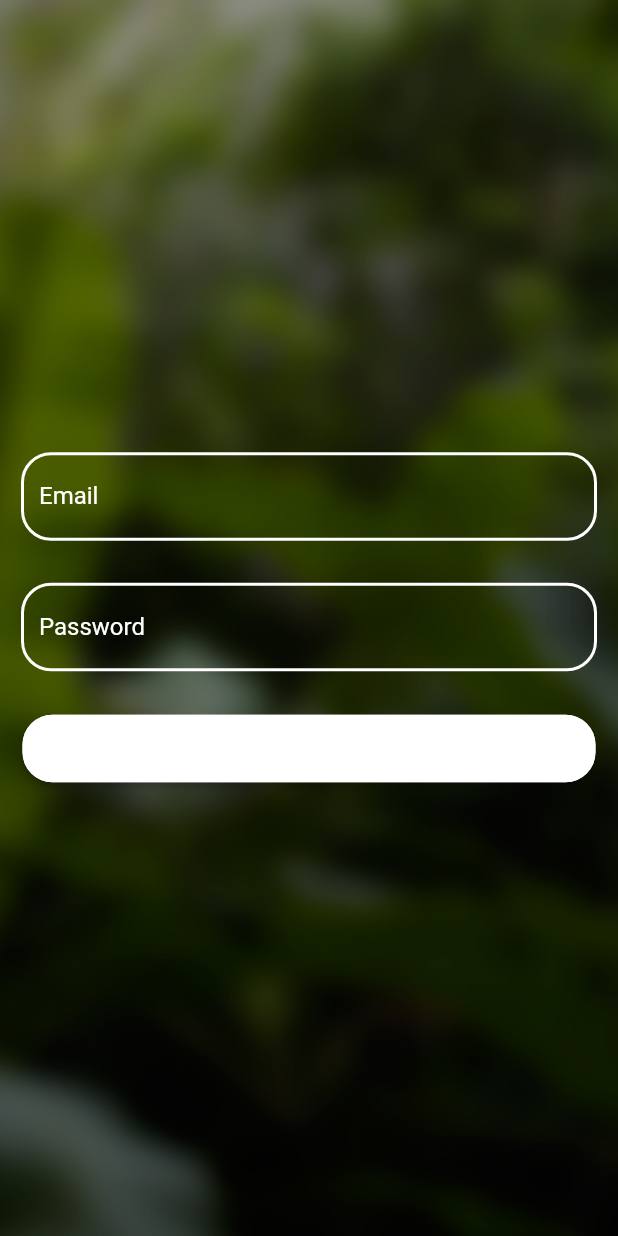
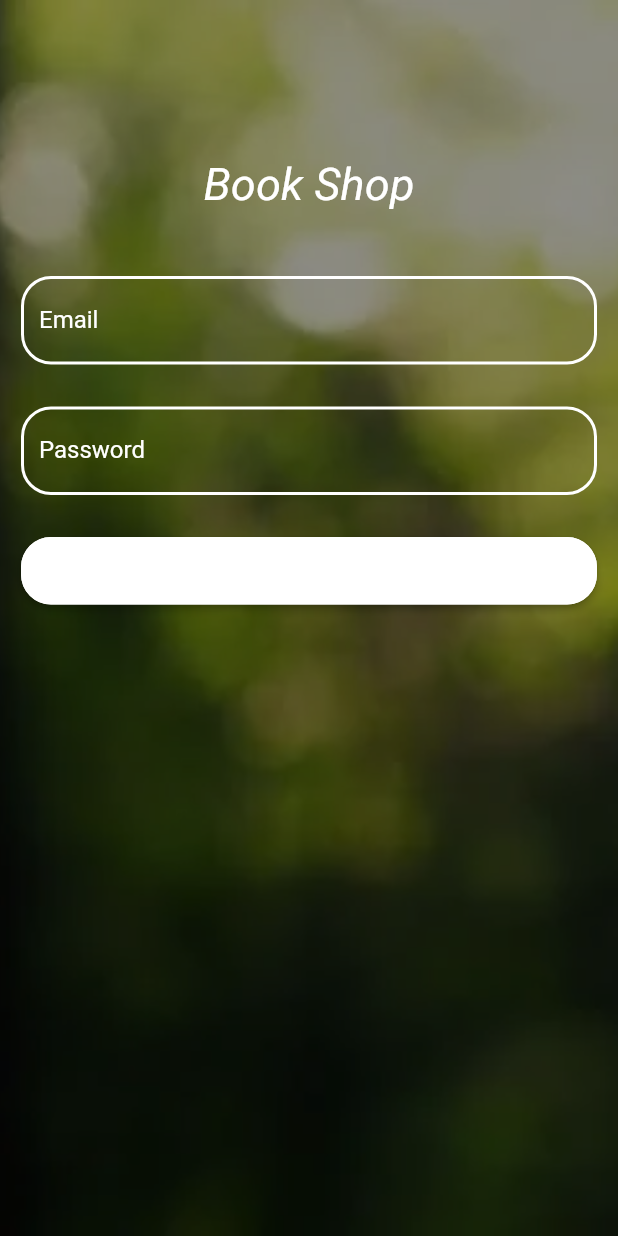
Before and after one commit to Jpsouza3/App-Livros---TCC, a Flutter app: the screen it shows after launch, on a phone screen of 412 x 824 dp. Run offline on Flutter 3.47's test engine with Material 2 defaults, Android fonts, the phone set to English and light mode, and no system bars.

Commit message:
em andamento

```diff
--- a/lib/LoginPage.dart
+++ b/lib/LoginPage.dart
@@ -1,7 +1,9 @@
+// ignore_for_file: non_constant_identifier_names, prefer_const_constructors
+
 import 'package:flutter/material.dart';
 
 
-import 'HomePage.dart';
+import 'Home.dart';
 
 
 class LoginPage extends StatelessWidget {
@@ -13,9 +15,15 @@ class LoginPage extends StatelessWidget {
     return Scaffold(
       body:Stack(
       children: [
-        SizedBox(
-          height: MediaQuery.of(context).size.height,
-          child: Image.asset('assets/jungle.jpg' , fit: BoxFit.cover)
+
+        Container(
+          decoration: BoxDecoration(
+            image: DecorationImage(
+              image: AssetImage('assets/jungle.jpg'),
+              fit: BoxFit.cover,
+              colorFilter: ColorFilter.mode(Colors.black45, BlendMode.darken)
+            )
+          ),
         ),
         Body()
       ],
@@ -33,12 +41,30 @@ class Body extends StatelessWidget {
     return Container(
       width: double.infinity,
       height: double.infinity,
-      child: Column(
+      child: ListView(
+        children: [
+           Column(
           mainAxisAlignment: MainAxisAlignment.center,
           crossAxisAlignment: CrossAxisAlignment.center,
           children: [
 
       //email
+
+      Container(height: 75,),
+
+            const Padding(
+              padding: EdgeInsets.all(30.0),
+              child: Center(
+                child: Text(
+                  "Book Shop",
+                  style: TextStyle(
+                    color: Colors.white,
+                    fontSize: 30,
+                    fontStyle:FontStyle.italic,
+                  ),
+                ),
+              ),
+            ),
 
             Padding(
               padding: const EdgeInsets.all(14.0),
@@ -92,18 +118,18 @@ class Body extends StatelessWidget {
             ),
 
             Padding(
-            padding: const EdgeInsets.all(15.0),
+              padding: const EdgeInsets.all(14.0),
               child: Container(
                 width: double.infinity,
                 height: 45,
                 child: ElevatedButton(
                     style: ButtonStyle(
-                    backgroundColor: MaterialStateProperty.all<Color>(Color(
+                      backgroundColor: MaterialStateProperty.all<Color>(const Color(
                           0xffffffff)),
                       shape: MaterialStateProperty.all(
                         RoundedRectangleBorder(
                           borderRadius: BorderRadius.circular(20.0),
-                        side: BorderSide(
+                          side: const BorderSide(
                             color: Color(0xffffffff),
                             width: 2.0
                           ),
@@ -115,8 +141,9 @@ class Body extends StatelessWidget {
                       var email = this.email;
                       var password = this.password;
 
-                    var ValidEmail = '123g';
-                    var ValidPassword = '123';
+
+                      var ValidEmail = 'teste.com';
+                      var ValidPassword = '1234';
 
                       if (email == ValidEmail && password == ValidPassword) {
                         Navigator.pushReplacementNamed(context, '/home');
@@ -127,6 +154,7 @@ class Body extends StatelessWidget {
               ),
             ),
           ],
+        ),]
       ),
     );
   }
--- a/lib/main.dart
+++ b/lib/main.dart
@@ -1,4 +1,5 @@
 import 'package:flutter/material.dart';
+import 'Home.dart';
 
 import 'LoginPage.dart';
 
@@ -23,7 +24,7 @@ class MyApp extends StatelessWidget {
 
       routes: {
         '/': (context) => LoginPage(),
-        '/home': (context) => HomePage(),
+        '/home': (context) => Home(),
       },
 
 
```
Also changed, not shown: lib/Home.dart (renamed from lib/HomePage.dart, +21 -15 lines), assets/jungle.jpg. Lines whose indentation alone changed are shown as unchanged.
